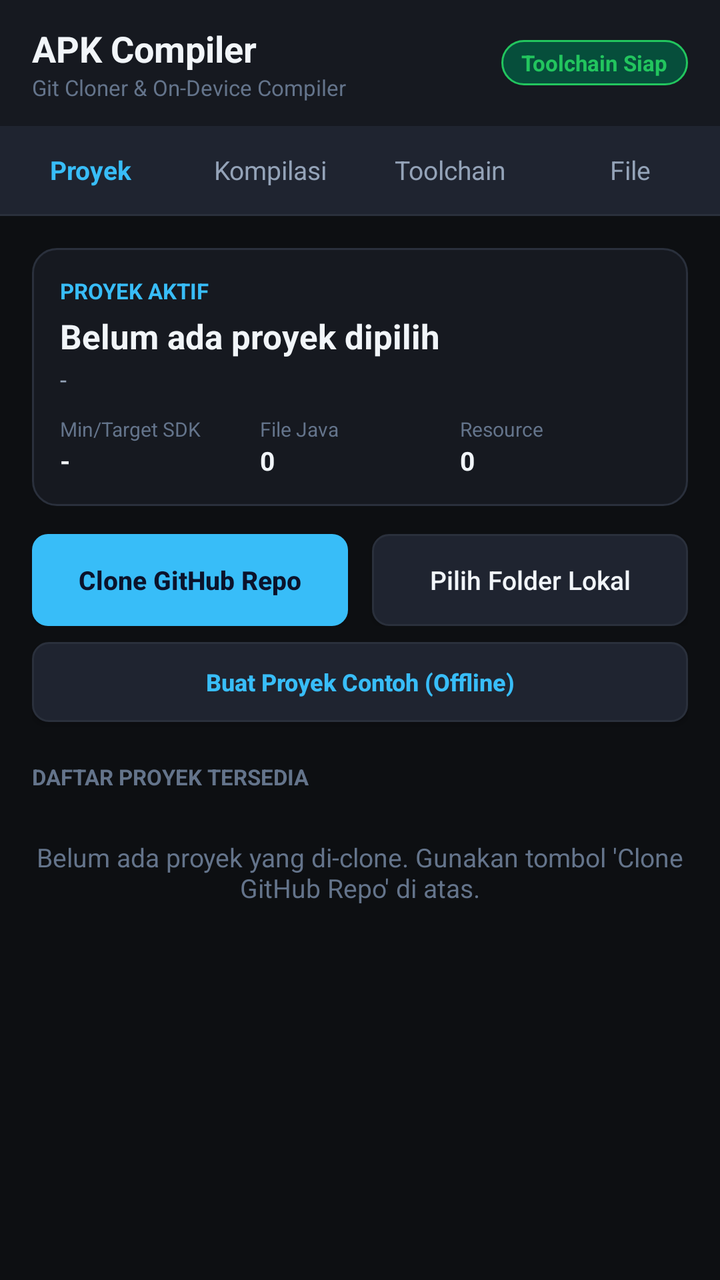
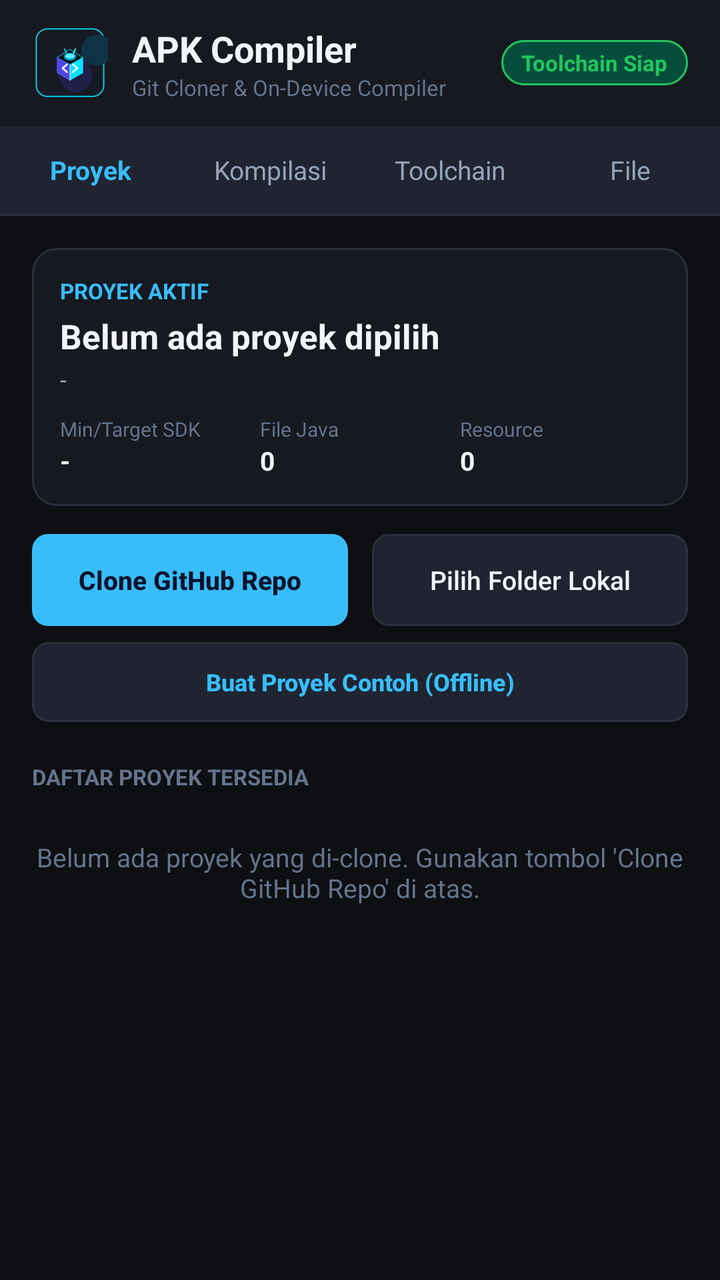

Screens rendered from an Android XML layout before and after an edit, with the pre-edit source and the edit as a unified diff.
<!-- AndroidManifest.xml: application theme AppTheme -->
<!-- res/layout/activity_main.xml -->
<?xml version="1.0" encoding="utf-8"?>
<LinearLayout xmlns:android="http://schemas.android.com/apk/res/android"
    android:layout_width="match_parent"
    android:layout_height="match_parent"
    android:orientation="vertical"
    android:background="@color/bg_main">

    
    <LinearLayout
        android:layout_width="match_parent"
        android:layout_height="wrap_content"
        android:orientation="horizontal"
        android:paddingLeft="16dp"
        android:paddingRight="16dp"
        android:paddingTop="12dp"
        android:paddingBottom="12dp"
        android:background="@color/surface_card"
        android:gravity="center_vertical">

        <LinearLayout
            android:layout_width="0dp"
            android:layout_height="wrap_content"
            android:layout_weight="1"
            android:orientation="vertical">

            <TextView
                android:layout_width="wrap_content"
                android:layout_height="wrap_content"
                android:text="APK Compiler"
                android:textColor="@color/text_primary"
                android:textSize="18sp"
                android:textStyle="bold" />

            <TextView
                android:id="@+id/tv_header_subtitle"
                android:layout_width="wrap_content"
                android:layout_height="wrap_content"
                android:text="Git Cloner &amp; On-Device Compiler"
                android:textColor="@color/text_muted"
                android:textSize="11sp" />
        </LinearLayout>

        <TextView
            android:id="@+id/badge_toolchain_header"
            android:layout_width="wrap_content"
            android:layout_height="wrap_content"
            android:background="@drawable/badge_ready"
            android:paddingLeft="10dp"
            android:paddingRight="10dp"
            android:paddingTop="4dp"
            android:paddingBottom="4dp"
            android:text="Toolchain Siap"
            android:textColor="@color/accent_green"
            android:textSize="11sp"
            android:textStyle="bold" />
    </LinearLayout>

    
    <LinearLayout
        android:layout_width="match_parent"
        android:layout_height="44dp"
        android:orientation="horizontal"
        android:background="@color/surface_elevated"
        android:weightSum="4">

        <TextView
            android:id="@+id/tab_projects"
            android:layout_width="0dp"
            android:layout_height="match_parent"
            android:layout_weight="1"
            android:gravity="center"
            android:text="Proyek"
            android:textColor="@color/primary_accent"
            android:textSize="13sp"
            android:textStyle="bold" />

        <TextView
            android:id="@+id/tab_build"
            android:layout_width="0dp"
            android:layout_height="match_parent"
            android:layout_weight="1"
            android:gravity="center"
            android:text="Kompilasi"
            android:textColor="@color/text_secondary"
            android:textSize="13sp" />

        <TextView
            android:id="@+id/tab_toolchain"
            android:layout_width="0dp"
            android:layout_height="match_parent"
            android:layout_weight="1"
            android:gravity="center"
            android:text="Toolchain"
            android:textColor="@color/text_secondary"
            android:textSize="13sp" />

        <TextView
            android:id="@+id/tab_files"
            android:layout_width="0dp"
            android:layout_height="match_parent"
            android:layout_weight="1"
            android:gravity="center"
            android:text="File"
            android:textColor="@color/text_secondary"
            android:textSize="13sp" />
    </LinearLayout>

    <View
        android:layout_width="match_parent"
        android:layout_height="1dp"
        android:background="@color/surface_border" />

    
    <FrameLayout
        android:layout_width="match_parent"
        android:layout_height="0dp"
        android:layout_weight="1">

        
        <ScrollView
            android:id="@+id/view_tab_projects"
            android:layout_width="match_parent"
            android:layout_height="match_parent"
            android:fillViewport="true"
            android:visibility="visible">

            <LinearLayout
                android:layout_width="match_parent"
                android:layout_height="wrap_content"
                android:orientation="vertical"
                android:padding="16dp">

                
                <LinearLayout
                    android:layout_width="match_parent"
                    android:layout_height="wrap_content"
                    android:background="@drawable/card_bg"
                    android:orientation="vertical"
                    android:padding="14dp">

                    <TextView
                        android:layout_width="wrap_content"
                        android:layout_height="wrap_content"
                        android:text="PROYEK AKTIF"
                        android:textColor="@color/primary_accent"
                        android:textSize="11sp"
                        android:textStyle="bold" />

                    <TextView
                        android:id="@+id/tv_active_project_name"
                        android:layout_width="wrap_content"
                        android:layout_height="wrap_content"
                        android:layout_marginTop="4dp"
                        android:text="Belum ada proyek dipilih"
                        android:textColor="@color/text_primary"
                        android:textSize="17sp"
                        android:textStyle="bold" />

                    <TextView
                        android:id="@+id/tv_active_project_pkg"
                        android:layout_width="wrap_content"
                        android:layout_height="wrap_content"
                        android:layout_marginTop="2dp"
                        android:text="-"
                        android:textColor="@color/text_secondary"
                        android:textSize="12sp" />

                    <LinearLayout
                        android:layout_width="match_parent"
                        android:layout_height="wrap_content"
                        android:layout_marginTop="10dp"
                        android:orientation="horizontal"
                        android:weightSum="3">

                        <LinearLayout
                            android:layout_width="0dp"
                            android:layout_height="wrap_content"
                            android:layout_weight="1"
                            android:orientation="vertical">
                            <TextView
                                android:layout_width="wrap_content"
                                android:layout_height="wrap_content"
                                android:text="Min/Target SDK"
                                android:textColor="@color/text_muted"
                                android:textSize="10sp" />
                            <TextView
                                android:id="@+id/tv_active_sdk"
                                android:layout_width="wrap_content"
                                android:layout_height="wrap_content"
                                android:text="-"
                                android:textColor="@color/text_primary"
                                android:textSize="13sp"
                                android:textStyle="bold" />
                        </LinearLayout>

                        <LinearLayout
                            android:layout_width="0dp"
                            android:layout_height="wrap_content"
                            android:layout_weight="1"
                            android:orientation="vertical">
                            <TextView
                                android:layout_width="wrap_content"
                                android:layout_height="wrap_content"
                                android:text="File Java"
                                android:textColor="@color/text_muted"
                                android:textSize="10sp" />
                            <TextView
                                android:id="@+id/tv_active_java_count"
                                android:layout_width="wrap_content"
                                android:layout_height="wrap_content"
                                android:text="0"
                                android:textColor="@color/text_primary"
                                android:textSize="13sp"
                                android:textStyle="bold" />
                        </LinearLayout>

                        <LinearLayout
                            android:layout_width="0dp"
                            android:layout_height="wrap_content"
                            android:layout_weight="1"
                            android:orientation="vertical">
                            <TextView
                                android:layout_width="wrap_content"
                                android:layout_height="wrap_content"
                                android:text="Resource"
                                android:textColor="@color/text_muted"
                                android:textSize="10sp" />
                            <TextView
                                android:id="@+id/tv_active_res_count"
                                android:layout_width="wrap_content"
                                android:layout_height="wrap_content"
                                android:text="0"
                                android:textColor="@color/text_primary"
                                android:textSize="13sp"
                                android:textStyle="bold" />
                        </LinearLayout>
                    </LinearLayout>
                </LinearLayout>

                
                <LinearLayout
                    android:layout_width="match_parent"
                    android:layout_height="wrap_content"
                    android:layout_marginTop="14dp"
                    android:orientation="horizontal">

                    <Button
                        android:id="@+id/btn_open_clone_dialog"
                        android:layout_width="0dp"
                        android:layout_height="46dp"
                        android:layout_weight="1"
                        android:layout_marginRight="6dp"
                        android:background="@drawable/btn_primary"
                        android:text="Clone GitHub Repo"
                        android:textAllCaps="false"
                        android:textColor="#0B132B"
                        android:textSize="13sp"
                        android:textStyle="bold" />

                    <Button
                        android:id="@+id/btn_open_folder_picker"
                        android:layout_width="0dp"
                        android:layout_height="46dp"
                        android:layout_weight="1"
                        android:layout_marginLeft="6dp"
                        android:background="@drawable/btn_secondary"
                        android:text="Pilih Folder Lokal"
                        android:textAllCaps="false"
                        android:textColor="@color/text_primary"
                        android:textSize="13sp" />
                </LinearLayout>

                <Button
                    android:id="@+id/btn_create_sample_project"
                    android:layout_width="match_parent"
                    android:layout_height="40dp"
                    android:layout_marginTop="8dp"
                    android:background="@drawable/btn_secondary"
                    android:text="Buat Proyek Contoh (Offline)"
                    android:textAllCaps="false"
                    android:textColor="@color/primary_accent"
                    android:textSize="12sp"
                    android:textStyle="bold" />

                
                <TextView
                    android:layout_width="wrap_content"
                    android:layout_height="wrap_content"
                    android:layout_marginTop="20dp"
                    android:layout_marginBottom="8dp"
                    android:text="DAFTAR PROYEK TERSEDIA"
                    android:textColor="@color/text_muted"
                    android:textSize="11sp"
                    android:textStyle="bold" />

                <LinearLayout
                    android:id="@+id/container_projects_list"
                    android:layout_width="match_parent"
                    android:layout_height="wrap_content"
                    android:orientation="vertical" />

                <TextView
                    android:id="@+id/tv_empty_projects"
                    android:layout_width="match_parent"
                    android:layout_height="wrap_content"
                    android:layout_marginTop="16dp"
                    android:gravity="center"
                    android:text="Belum ada proyek yang di-clone. Gunakan tombol 'Clone GitHub Repo' di atas."
                    android:textColor="@color/text_muted"
                    android:textSize="13sp" />
            </LinearLayout>
        </ScrollView>

        
        <LinearLayout
            android:id="@+id/view_tab_build"
            android:layout_width="match_parent"
            android:layout_height="match_parent"
            android:orientation="vertical"
            android:padding="14dp"
            android:visibility="gone">

            
            <Button
                android:id="@+id/btn_start_compile"
                android:layout_width="match_parent"
                android:layout_height="48dp"
                android:background="@drawable/btn_primary"
                android:text="Kompilasi Menjadi APK"
                android:textAllCaps="false"
                android:textColor="#0B132B"
                android:textSize="14sp"
                android:textStyle="bold" />

            
            <ProgressBar
                android:id="@+id/progress_build"
                style="?android:attr/progressBarStyleHorizontal"
                android:layout_width="match_parent"
                android:layout_height="6dp"
                android:layout_marginTop="10dp"
                android:max="100"
                android:progress="0"
                android:visibility="gone" />

            <TextView
                android:id="@+id/tv_build_step"
                android:layout_width="match_parent"
                android:layout_height="wrap_content"
                android:layout_marginTop="4dp"
                android:text="Status: Siap kompilasi"
                android:textColor="@color/text_secondary"
                android:textSize="11sp" />

            
            <LinearLayout
                android:id="@+id/card_build_output"
                android:layout_width="match_parent"
                android:layout_height="wrap_content"
                android:layout_marginTop="10dp"
                android:background="@drawable/card_bg"
                android:orientation="vertical"
                android:padding="12dp"
                android:visibility="gone">

                <LinearLayout
                    android:layout_width="match_parent"
                    android:layout_height="wrap_content"
                    android:orientation="horizontal"
                    android:gravity="center_vertical">

                    <TextView
                        android:layout_width="0dp"
                        android:layout_height="wrap_content"
                        android:layout_weight="1"
                        android:text="APK HASIL BUILD SIAP"
                        android:textColor="@color/accent_green"
                        android:textSize="11sp"
                        android:textStyle="bold" />

                    <TextView
                        android:id="@+id/tv_output_size"
                        android:layout_width="wrap_content"
                        android:layout_height="wrap_content"
                        android:text="1.2 MB"
                        android:textColor="@color/text_primary"
                        android:textSize="11sp" />
                </LinearLayout>

                <TextView
                    android:id="@+id/tv_output_path"
                    android:layout_width="match_parent"
                    android:layout_height="wrap_content"
                    android:layout_marginTop="4dp"
                    android:text="/path/to/output.apk"
                    android:textColor="@color/text_secondary"
                    android:textSize="11sp" />

                <LinearLayout
                    android:layout_width="match_parent"
                    android:layout_height="wrap_content"
                    android:layout_marginTop="10dp"
                    android:orientation="horizontal">

                    <Button
                        android:id="@+id/btn_install_apk"
                        android:layout_width="0dp"
                        android:layout_height="38dp"
                        android:layout_weight="1"
                        android:layout_marginRight="6dp"
                        android:background="@drawable/btn_success"
                        android:text="Install APK"
                        android:textAllCaps="false"
                        android:textColor="#FFFFFF"
                        android:textSize="12sp"
                        android:textStyle="bold" />

                    <Button
                        android:id="@+id/btn_share_apk"
                        android:layout_width="0dp"
                        android:layout_height="38dp"
                        android:layout_weight="1"
                        android:layout_marginLeft="6dp"
                        android:background="@drawable/btn_secondary"
                        android:text="Bagikan File"
                        android:textAllCaps="false"
                        android:textColor="@color/text_primary"
                        android:textSize="12sp" />
                </LinearLayout>
            </LinearLayout>

            
            <LinearLayout
                android:layout_width="match_parent"
                android:layout_height="0dp"
                android:layout_weight="1"
                android:layout_marginTop="10dp"
                android:background="@drawable/console_bg"
                android:orientation="vertical">

                <LinearLayout
                    android:layout_width="match_parent"
                    android:layout_height="32dp"
                    android:orientation="horizontal"
                    android:paddingLeft="10dp"
                    android:paddingRight="10dp"
                    android:background="#12151B"
                    android:gravity="center_vertical">

                    <TextView
                        android:layout_width="0dp"
                        android:layout_height="wrap_content"
                        android:layout_weight="1"
                        android:text="TERMINAL LOG"
                        android:textColor="@color/text_muted"
                        android:textSize="10sp"
                        android:textStyle="bold" />

                    <TextView
                        android:id="@+id/btn_clear_log"
                        android:layout_width="wrap_content"
                        android:layout_height="wrap_content"
                        android:text="Bersihkan"
                        android:textColor="@color/primary_accent"
                        android:textSize="11sp" />
                </LinearLayout>

                <ScrollView
                    android:id="@+id/scroll_console"
                    android:layout_width="match_parent"
                    android:layout_height="match_parent"
                    android:padding="8dp">

                    <TextView
                        android:id="@+id/tv_console_log"
                        android:layout_width="match_parent"
                        android:layout_height="wrap_content"
                        android:typeface="monospace"
                        android:textSize="11sp"
                        android:textColor="@color/console_text"
                        android:text="[READY] Sistem siap. Pilih proyek lalu tekan 'Kompilasi Menjadi APK'.\n" />
                </ScrollView>
            </LinearLayout>
        </LinearLayout>

        
        <ScrollView
            android:id="@+id/view_tab_toolchain"
            android:layout_width="match_parent"
            android:layout_height="match_parent"
            android:fillViewport="true"
            android:visibility="gone">

            <LinearLayout
                android:layout_width="match_parent"
                android:layout_height="wrap_content"
                android:orientation="vertical"
                android:padding="16dp">

                <TextView
                    android:layout_width="wrap_content"
                    android:layout_height="wrap_content"
                    android:text="PENGELOLA TOOLCHAIN &amp; DEPENDENSI"
                    android:textColor="@color/primary_accent"
                    android:textSize="11sp"
                    android:textStyle="bold" />

                <TextView
                    android:layout_width="wrap_content"
                    android:layout_height="wrap_content"
                    android:layout_marginTop="4dp"
                    android:text="Komponen compiler dapat diunduh dan dipasang langsung dari dalam aplikasi tanpa perlu root."
                    android:textColor="@color/text_secondary"
                    android:textSize="12sp" />

                <Button
                    android:id="@+id/btn_install_toolchain"
                    android:layout_width="match_parent"
                    android:layout_height="46dp"
                    android:layout_marginTop="14dp"
                    android:background="@drawable/btn_primary"
                    android:text="Pasang Semua Dependensi"
                    android:textAllCaps="false"
                    android:textColor="#0B132B"
                    android:textSize="13sp"
                    android:textStyle="bold" />

                <ProgressBar
                    android:id="@+id/progress_toolchain"
                    style="?android:attr/progressBarStyleHorizontal"
                    android:layout_width="match_parent"
                    android:layout_height="6dp"
                    android:layout_marginTop="10dp"
                    android:max="100"
                    android:visibility="gone" />

                <TextView
                    android:id="@+id/tv_toolchain_status"
                    android:layout_width="match_parent"
                    android:layout_height="wrap_content"
                    android:layout_marginTop="4dp"
                    android:textColor="@color/text_secondary"
                    android:textSize="11sp"
                    android:visibility="gone" />

                <TextView
                    android:layout_width="wrap_content"
                    android:layout_height="wrap_content"
                    android:layout_marginTop="20dp"
                    android:layout_marginBottom="8dp"
                    android:text="STATUS KOMPONEN"
                    android:textColor="@color/text_muted"
                    android:textSize="11sp"
                    android:textStyle="bold" />

                <LinearLayout
                    android:id="@+id/container_toolchain_items"
                    android:layout_width="match_parent"
                    android:layout_height="wrap_content"
                    android:orientation="vertical" />
            </LinearLayout>
        </ScrollView>

        
        <LinearLayout
            android:id="@+id/view_tab_files"
            android:layout_width="match_parent"
            android:layout_height="match_parent"
            android:orientation="vertical"
            android:padding="12dp"
            android:visibility="gone">

            <LinearLayout
                android:layout_width="match_parent"
                android:layout_height="wrap_content"
                android:orientation="horizontal"
                android:gravity="center_vertical">

                <Button
                    android:id="@+id/btn_file_up"
                    android:layout_width="wrap_content"
                    android:layout_height="36dp"
                    android:background="@drawable/btn_secondary"
                    android:paddingLeft="12dp"
                    android:paddingRight="12dp"
                    android:text="Ke Atas (..)"
                    android:textAllCaps="false"
                    android:textColor="@color/text_primary"
                    android:textSize="11sp" />

                <TextView
                    android:id="@+id/tv_current_dir_path"
                    android:layout_width="0dp"
                    android:layout_height="wrap_content"
                    android:layout_weight="1"
                    android:layout_marginLeft="10dp"
                    android:ellipsize="start"
                    android:singleLine="true"
                    android:text="/path/proyek"
                    android:textColor="@color/text_secondary"
                    android:textSize="11sp" />
            </LinearLayout>

            <ScrollView
                android:layout_width="match_parent"
                android:layout_height="0dp"
                android:layout_weight="1"
                android:layout_marginTop="10dp">

                <LinearLayout
                    android:id="@+id/container_file_list"
                    android:layout_width="match_parent"
                    android:layout_height="wrap_content"
                    android:orientation="vertical" />
            </ScrollView>
        </LinearLayout>

    </FrameLayout>
</LinearLayout>
<!-- resources referenced by this layout -->
<resources>
  <color name="accent_green">#22C55E</color>
  <color name="bg_main">#0D0F12</color>
  <color name="console_text">#34D399</color>
  <color name="primary_accent">#38BDF8</color>
  <color name="surface_border">#2A303C</color>
  <color name="surface_card">#161920</color>
  <color name="surface_elevated">#1F2430</color>
  <color name="text_muted">#64748B</color>
  <color name="text_primary">#F1F5F9</color>
  <color name="text_secondary">#94A3B8</color>
  <!-- drawable badge_ready (drawable) -->
  <?xml version="1.0" encoding="utf-8"?>
  <shape xmlns:android="http://schemas.android.com/apk/res/android"
      android:shape="rectangle">
      <solid android:color="#064E3B" />
      <stroke android:width="1dp" android:color="@color/accent_green" />
      <corners android:radius="12dp" />
  </shape>
  <!-- drawable btn_primary (drawable) -->
  <?xml version="1.0" encoding="utf-8"?>
  <selector xmlns:android="http://schemas.android.com/apk/res/android">
      <item android:state_pressed="true">
          <shape android:shape="rectangle">
              <solid android:color="@color/primary_dark" />
              <corners android:radius="8dp" />
          </shape>
      </item>
      <item>
          <shape android:shape="rectangle">
              <solid android:color="@color/primary_accent" />
              <corners android:radius="8dp" />
          </shape>
      </item>
  </selector>
  <!-- drawable btn_success (drawable) -->
  <?xml version="1.0" encoding="utf-8"?>
  <selector xmlns:android="http://schemas.android.com/apk/res/android">
      <item android:state_pressed="true">
          <shape android:shape="rectangle">
              <solid android:color="#15803D" />
              <corners android:radius="8dp" />
          </shape>
      </item>
      <item>
          <shape android:shape="rectangle">
              <solid android:color="@color/accent_green" />
              <corners android:radius="8dp" />
          </shape>
      </item>
  </selector>
  <!-- drawable card_bg (drawable) -->
  <?xml version="1.0" encoding="utf-8"?>
  <shape xmlns:android="http://schemas.android.com/apk/res/android"
      android:shape="rectangle">
      <solid android:color="@color/surface_card" />
      <stroke android:width="1dp" android:color="@color/surface_border" />
      <corners android:radius="12dp" />
  </shape>
  <!-- drawable console_bg (drawable) -->
  <?xml version="1.0" encoding="utf-8"?>
  <shape xmlns:android="http://schemas.android.com/apk/res/android"
      android:shape="rectangle">
      <solid android:color="@color/console_bg" />
      <stroke android:width="1dp" android:color="@color/surface_border" />
      <corners android:radius="8dp" />
  </shape>
  <style name="AppTheme" parent="@android:style/Theme.Material.NoActionBar">
          <item name="android:windowBackground">@color/bg_main</item>
          <item name="android:colorPrimary">@color/surface_card</item>
          <item name="android:colorPrimaryDark">@color/bg_main</item>
          <item name="android:colorAccent">@color/primary_accent</item>
          <item name="android:statusBarColor">@color/bg_main</item>
          <item name="android:navigationBarColor">@color/bg_main</item>
          <item name="android:textColorPrimary">@color/text_primary</item>
          <item name="android:textColorSecondary">@color/text_secondary</item>
      </style>
  <color name="primary_dark">#0284C7</color>
  <color name="console_bg">#08090C</color>
  <!-- unchanged entries left out for length: 1 -->
</resources>

<!-- the commit's change to res/layout/activity_main.xml (unified diff, before → after) -->
@@ -16,6 +16,15 @@
         android:paddingBottom="12dp"
         android:background="@color/surface_card"
         android:gravity="center_vertical">
+
+        <ImageView
+            android:id="@+id/iv_header_logo"
+            android:layout_width="38dp"
+            android:layout_height="38dp"
+            android:layout_marginEnd="12dp"
+            android:layout_marginRight="12dp"
+            android:src="@drawable/ic_app_logo"
+            android:contentDescription="APK Compiler Logo" />
 
         <LinearLayout
             android:layout_width="0dp"
<!-- resource entries referenced after the edit -->
@@ -66,6 +66,7 @@
       <stroke android:width="1dp" android:color="@color/surface_border" />
       <corners android:radius="8dp" />
   </shape>
+  <!-- drawable ic_app_logo: vector/xml drawable (drawable, 3319 chars, omitted) -->
   <style name="AppTheme" parent="@android:style/Theme.Material.NoActionBar">
           <item name="android:windowBackground">@color/bg_main</item>
           <item name="android:colorPrimary">@color/surface_card</item>
